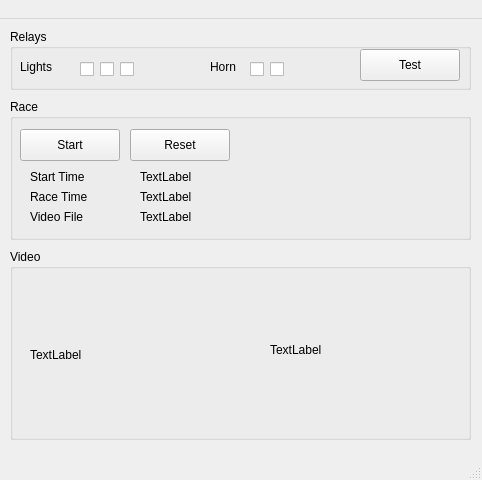
Old version of the form mainwindow.ui in the repository adamson-stuart/wwsc_starting.
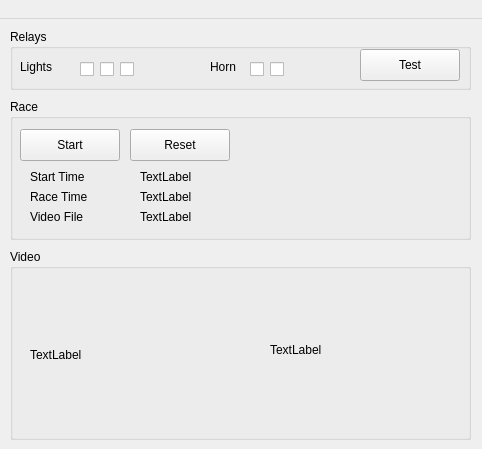
New version of the form.

Commit message: Remove status bar

The edit to the form file:
```diff
--- a/mainwindow.ui
+++ b/mainwindow.ui
@@ -7,7 +7,7 @@
     <x>0</x>
     <y>0</y>
     <width>482</width>
-    <height>480</height>
+    <height>449</height>
    </rect>
   </property>
   <property name="windowTitle">
@@ -325,7 +325,6 @@
    <addaction name="menu_2"/>
    <addaction name="menu_3"/>
   </widget>
-  <widget class="QStatusBar" name="statusbar"/>
  </widget>
  <resources/>
  <connections/>
```
